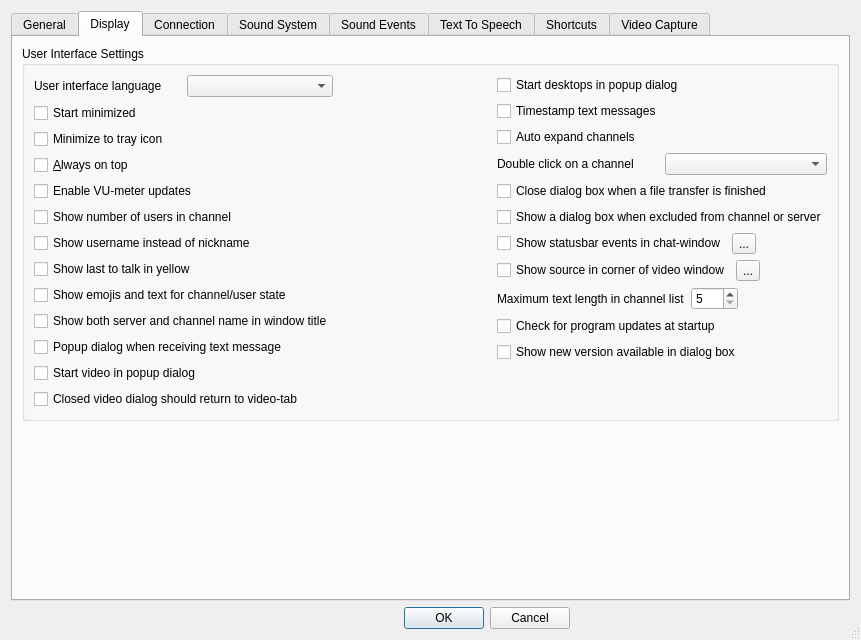
The window that Client/qtTeamTalk/preferences.ui (BearWare/TeamTalk5) describes before a commit, drawn with Qt 5.
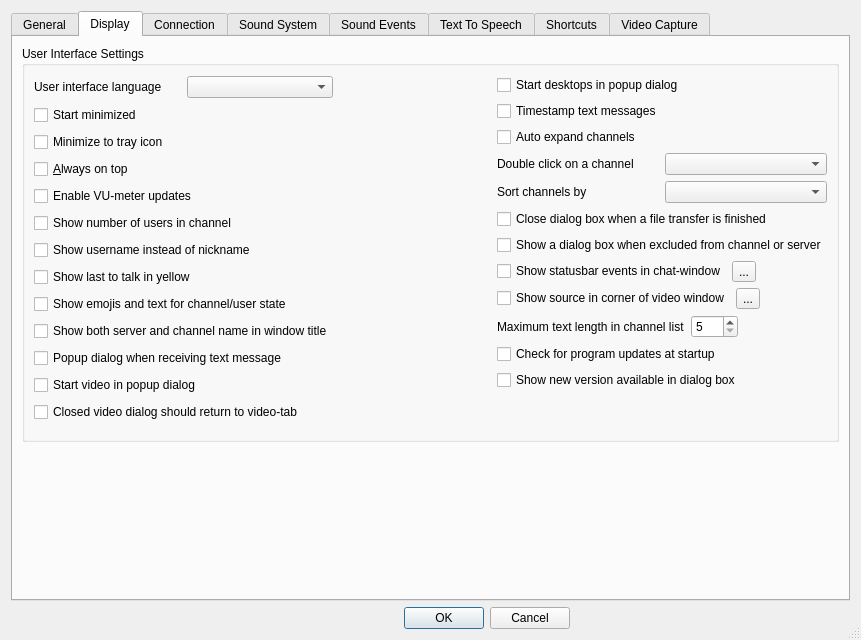
The same window after the commit. The open tabs and pages were chosen to show the change. Icons and pictures are not drawn. Custom widgets are drawn as their Qt base class.

Commit message: Sort option based on Ascending or by Popularity

What changed in the file:
```diff
--- a/Client/qtTeamTalk/preferences.ui
+++ b/Client/qtTeamTalk/preferences.ui
@@ -498,6 +498,20 @@
                 </item>
                </layout>
               </item>
+              <item>
+               <layout class="QHBoxLayout" name="horizontalLayout_27">
+                <item>
+                 <widget class="QLabel" name="label_45">
+                  <property name="text">
+                   <string>Sort channels by</string>
+                  </property>
+                 </widget>
+                </item>
+                <item>
+                 <widget class="QComboBox" name="channelsortComboBox"/>
+                </item>
+               </layout>
+              </item>
               <item>
                <widget class="QCheckBox" name="closeFileDlgChkBox">
                 <property name="text">
```
The commit also changes 5 other files.
